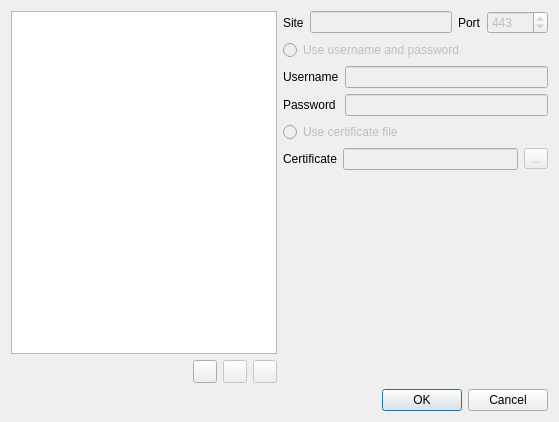
Before: the Qt Designer form client/profiledialog.ui in AlexLevkovich/qsnx, drawn with Qt 5.
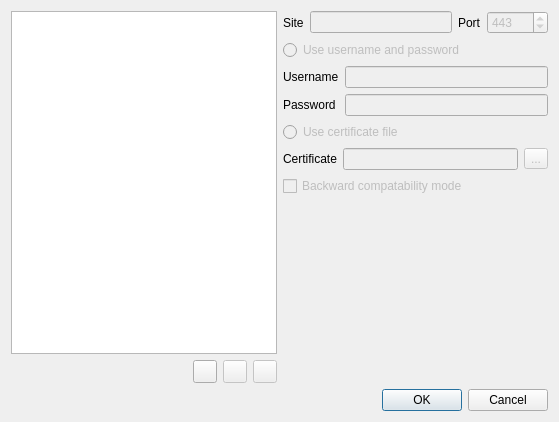
After: the same form once the commit is applied. Icons and pictures are not drawn.

Commit message: added backward compatability option

```diff
--- a/client/profiledialog.ui
+++ b/client/profiledialog.ui
@@ -228,6 +228,16 @@
          </item>
         </layout>
        </item>
+       <item>
+        <widget class="QCheckBox" name="backCheck">
+         <property name="enabled">
+          <bool>false</bool>
+         </property>
+         <property name="text">
+          <string>Backward compatability mode</string>
+         </property>
+        </widget>
+       </item>
        <item>
         <spacer name="verticalSpacer">
          <property name="orientation">
```
The commit also changes 12 other files.
